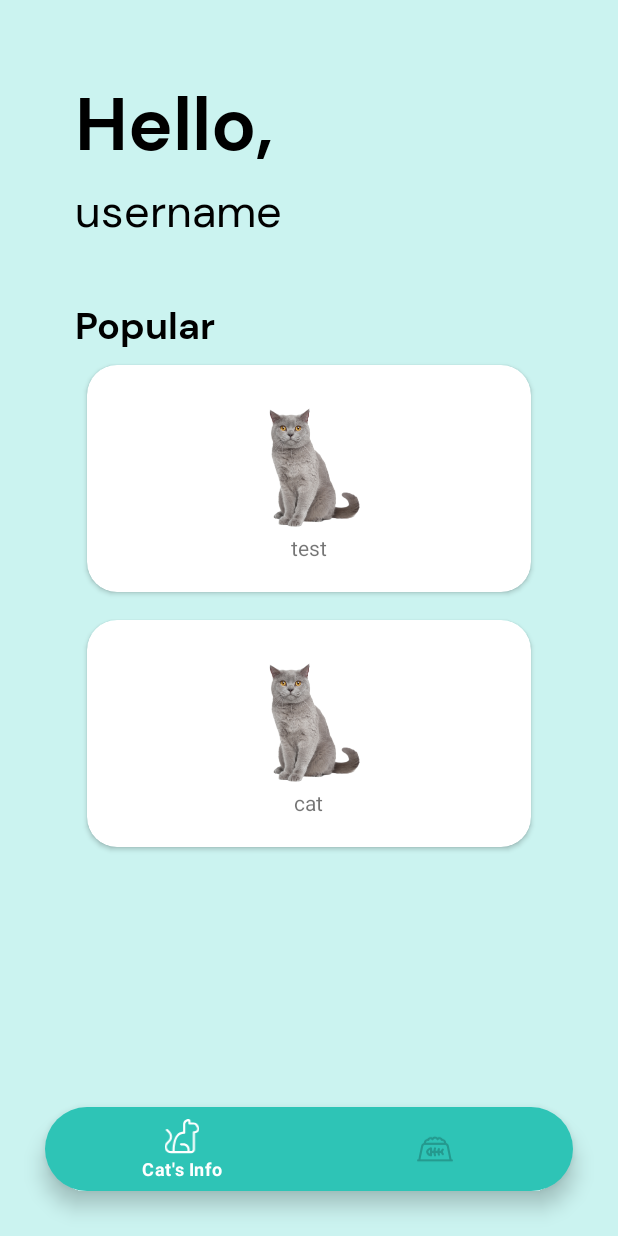
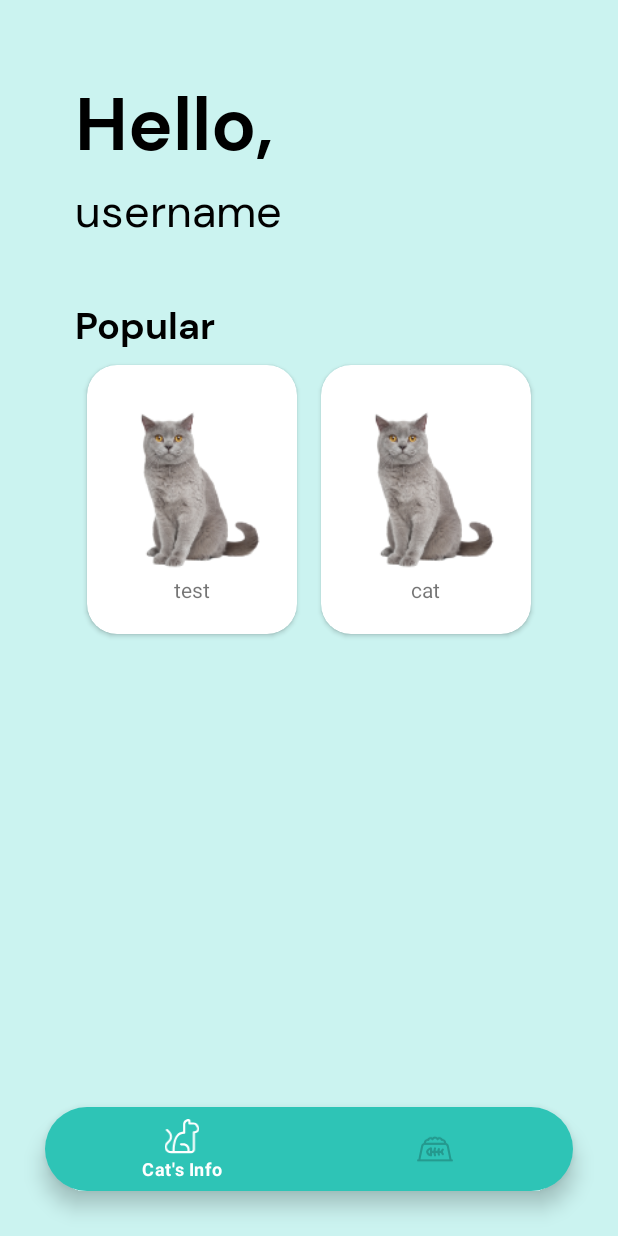
Before and after one commit to kucingapi/kucingin, an Android app: the screen it shows after launch (MainActivity), on a phone screen of 412 x 824 dp. Run offline under Robolectric (Android 15) with nearby library versions, the phone set to English and light mode, and no system bars; our stand-ins replace navigation-ui.

Commit message:
[ADD] changin recycler view layout

```diff
--- a/app/src/main/java/com/example/kucingin/ui/cat/CatFragment.java
+++ b/app/src/main/java/com/example/kucingin/ui/cat/CatFragment.java
@@ -9,6 +9,7 @@ import androidx.annotation.Nullable;
 import androidx.fragment.app.Fragment;
 import androidx.lifecycle.Observer;
 import androidx.lifecycle.ViewModelProvider;
+import androidx.recyclerview.widget.GridLayoutManager;
 import androidx.recyclerview.widget.LinearLayoutManager;
 import androidx.recyclerview.widget.RecyclerView;
 import com.example.kucingin.CardAdapter;
@@ -37,7 +38,7 @@ public class CatFragment extends Fragment {
         CardAdapter customAdapter = new CardAdapter(dataset);
         popular = binding.popularRecycleView;
         popular.setAdapter(customAdapter);
-        popular.setLayoutManager(new LinearLayoutManager(getActivity()));
+        popular.setLayoutManager(new GridLayoutManager(getActivity(), 2));
 
         return root;
     }
--- a/app/src/main/res/layout/card_item.xml
+++ b/app/src/main/res/layout/card_item.xml
@@ -16,8 +16,10 @@
             android:padding="20dp"
     >
         <ImageView
-                android:layout_width="wrap_content"
-                android:layout_height="wrap_content"
+                android:layout_width="match_parent"
+                android:layout_height="120dp"
+                android:scaleType="centerCrop"
+                android:adjustViewBounds="true"
                 android:src="@drawable/british_short_hair"
         />
         <TextView
```
